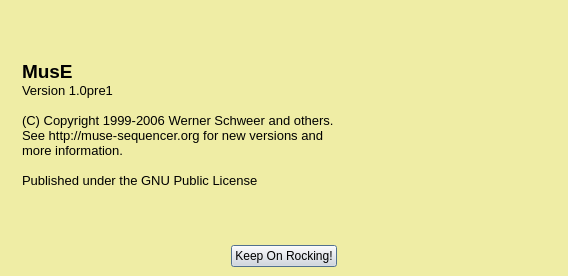
Before: the Qt Designer form muse/muse/aboutbox.ui in emrum/muse, drawn with Qt 5.
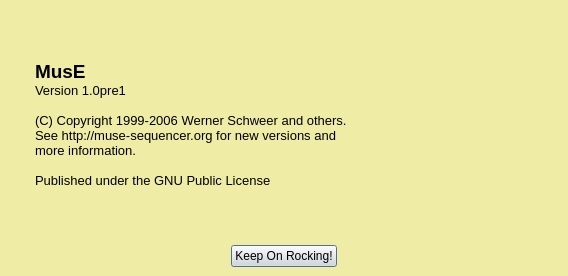
After: the same form once the commit is applied. Icons and pictures are not drawn.

What changed in the file:
```diff
--- a/muse/muse/aboutbox.ui
+++ b/muse/muse/aboutbox.ui
@@ -23,287 +23,511 @@
   <property name="palette" >
    <palette>
     <active>
-     <color>
+     <colorrole role="WindowText" >
+      <brush brushstyle="SolidPattern" >
+       <color alpha="255" >
       <red>0</red>
       <green>0</green>
       <blue>0</blue>
      </color>
-     <color>
+      </brush>
+     </colorrole>
+     <colorrole role="Button" >
+      <brush brushstyle="SolidPattern" >
+       <color alpha="255" >
       <red>221</red>
       <green>223</green>
       <blue>228</blue>
      </color>
-     <color>
+      </brush>
+     </colorrole>
+     <colorrole role="Light" >
+      <brush brushstyle="SolidPattern" >
+       <color alpha="255" >
       <red>255</red>
       <green>255</green>
       <blue>255</blue>
      </color>
-     <color>
+      </brush>
+     </colorrole>
+     <colorrole role="Midlight" >
+      <brush brushstyle="SolidPattern" >
+       <color alpha="255" >
       <red>255</red>
       <green>255</green>
       <blue>255</blue>
      </color>
-     <color>
+      </brush>
+     </colorrole>
+     <colorrole role="Dark" >
+      <brush brushstyle="SolidPattern" >
+       <color alpha="255" >
       <red>85</red>
       <green>85</green>
       <blue>85</blue>
      </color>
-     <color>
+      </brush>
+     </colorrole>
+     <colorrole role="Mid" >
+      <brush brushstyle="SolidPattern" >
+       <color alpha="255" >
       <red>199</red>
       <green>199</green>
       <blue>199</blue>
      </color>
-     <color>
+      </brush>
+     </colorrole>
+     <colorrole role="Text" >
+      <brush brushstyle="SolidPattern" >
+       <color alpha="255" >
       <red>0</red>
       <green>0</green>
       <blue>0</blue>
      </color>
-     <color>
+      </brush>
+     </colorrole>
+     <colorrole role="BrightText" >
+      <brush brushstyle="SolidPattern" >
+       <color alpha="255" >
       <red>255</red>
       <green>255</green>
       <blue>255</blue>
      </color>
-     <color>
+      </brush>
+     </colorrole>
+     <colorrole role="ButtonText" >
+      <brush brushstyle="SolidPattern" >
+       <color alpha="255" >
       <red>0</red>
       <green>0</green>
       <blue>0</blue>
      </color>
-     <color>
+      </brush>
+     </colorrole>
+     <colorrole role="Base" >
+      <brush brushstyle="SolidPattern" >
+       <color alpha="255" >
       <red>255</red>
       <green>255</green>
       <blue>255</blue>
      </color>
-     <color>
+      </brush>
+     </colorrole>
+     <colorrole role="Window" >
+      <brush brushstyle="SolidPattern" >
+       <color alpha="255" >
       <red>239</red>
       <green>237</green>
       <blue>165</blue>
      </color>
-     <color>
+      </brush>
+     </colorrole>
+     <colorrole role="Shadow" >
+      <brush brushstyle="SolidPattern" >
+       <color alpha="255" >
       <red>0</red>
       <green>0</green>
       <blue>0</blue>
      </color>
-     <color>
+      </brush>
+     </colorrole>
+     <colorrole role="Highlight" >
+      <brush brushstyle="SolidPattern" >
+       <color alpha="255" >
       <red>103</red>
       <green>141</green>
       <blue>178</blue>
      </color>
-     <color>
+      </brush>
+     </colorrole>
+     <colorrole role="HighlightedText" >
+      <brush brushstyle="SolidPattern" >
+       <color alpha="255" >
       <red>255</red>
       <green>255</green>
       <blue>255</blue>
      </color>
-     <color>
+      </brush>
+     </colorrole>
+     <colorrole role="Link" >
+      <brush brushstyle="SolidPattern" >
+       <color alpha="255" >
       <red>0</red>
       <green>0</green>
       <blue>238</blue>
      </color>
-     <color>
+      </brush>
+     </colorrole>
+     <colorrole role="LinkVisited" >
+      <brush brushstyle="SolidPattern" >
+       <color alpha="255" >
       <red>82</red>
       <green>24</green>
       <blue>139</blue>
      </color>
-     <color>
+      </brush>
+     </colorrole>
+     <colorrole role="AlternateBase" >
+      <brush brushstyle="SolidPattern" >
+       <color alpha="255" >
       <red>232</red>
       <green>232</green>
       <blue>232</blue>
      </color>
+      </brush>
+     </colorrole>
     </active>
     <inactive>
-     <color>
+     <colorrole role="WindowText" >
+      <brush brushstyle="SolidPattern" >
+       <color alpha="255" >
       <red>0</red>
       <green>0</green>
       <blue>0</blue>
      </color>
-     <color>
+      </brush>
+     </colorrole>
+     <colorrole role="Button" >
+      <brush brushstyle="SolidPattern" >
+       <color alpha="255" >
       <red>221</red>
       <green>223</green>
       <blue>228</blue>
      </color>
-     <color>
+      </brush>
+     </colorrole>
+     <colorrole role="Light" >
+      <brush brushstyle="SolidPattern" >
+       <color alpha="255" >
       <red>255</red>
       <green>255</green>
       <blue>255</blue>
      </color>
-     <color>
+      </brush>
+     </colorrole>
+     <colorrole role="Midlight" >
+      <brush brushstyle="SolidPattern" >
+       <color alpha="255" >
       <red>255</red>
       <green>255</green>
       <blue>255</blue>
      </color>
-     <color>
+      </brush>
+     </colorrole>
+     <colorrole role="Dark" >
+      <brush brushstyle="SolidPattern" >
+       <color alpha="255" >
       <red>85</red>
       <green>85</green>
       <blue>85</blue>
      </color>
-     <color>
+      </brush>
+     </colorrole>
+     <colorrole role="Mid" >
+      <brush brushstyle="SolidPattern" >
+       <color alpha="255" >
       <red>199</red>
       <green>199</green>
       <blue>199</blue>
      </color>
-     <color>
+      </brush>
+     </colorrole>
+     <colorrole role="Text" >
+      <brush brushstyle="SolidPattern" >
+       <color alpha="255" >
       <red>0</red>
       <green>0</green>
       <blue>0</blue>
      </color>
-     <color>
+      </brush>
+     </colorrole>
+     <colorrole role="BrightText" >
+      <brush brushstyle="SolidPattern" >
+       <color alpha="255" >
       <red>255</red>
       <green>255</green>
       <blue>255</blue>
      </color>
-     <color>
+      </brush>
+     </colorrole>
+     <colorrole role="ButtonText" >
+      <brush brushstyle="SolidPattern" >
+       <color alpha="255" >
       <red>0</red>
       <green>0</green>
       <blue>0</blue>
      </color>
-     <color>
+      </brush>
+     </colorrole>
+     <colorrole role="Base" >
+      <brush brushstyle="SolidPattern" >
+       <color alpha="255" >
       <red>255</red>
       <green>255</green>
       <blue>255</blue>
      </color>
-     <color>
+      </brush>
+     </colorrole>
+     <colorrole role="Window" >
+      <brush brushstyle="SolidPattern" >
+       <color alpha="255" >
       <red>239</red>
       <green>237</green>
       <blue>165</blue>
      </color>
-     <color>
+      </brush>
+     </colorrole>
+     <colorrole role="Shadow" >
+      <brush brushstyle="SolidPattern" >
+       <color alpha="255" >
       <red>0</red>
       <green>0</green>
       <blue>0</blue>
      </color>
-     <color>
+      </brush>
+     </colorrole>
+     <colorrole role="Highlight" >
+      <brush brushstyle="SolidPattern" >
+       <color alpha="255" >
       <red>103</red>
       <green>141</green>
       <blue>178</blue>
      </color>
-     <color>
+      </brush>
+     </colorrole>
+     <colorrole role="HighlightedText" >
+      <brush brushstyle="SolidPattern" >
+       <color alpha="255" >
       <red>255</red>
       <green>255</green>
       <blue>255</blue>
      </color>
-     <color>
+      </brush>
+     </colorrole>
+     <colorrole role="Link" >
+      <brush brushstyle="SolidPattern" >
+       <color alpha="255" >
       <red>0</red>
       <green>0</green>
       <blue>238</blue>
      </color>
-     <color>
+      </brush>
+     </colorrole>
+     <colorrole role="LinkVisited" >
+      <brush brushstyle="SolidPattern" >
+       <color alpha="255" >
       <red>82</red>
       <green>24</green>
       <blue>139</blue>
      </color>
-     <color>
+      </brush>
+     </colorrole>
+     <colorrole role="AlternateBase" >
+      <brush brushstyle="SolidPattern" >
+       <color alpha="255" >
       <red>232</red>
       <green>232</green>
       <blue>232</blue>
      </color>
+      </brush>
+     </colorrole>
     </inactive>
     <disabled>
-     <color>
+     <colorrole role="WindowText" >
+      <brush brushstyle="SolidPattern" >
+       <color alpha="255" >
       <red>128</red>
       <green>128</green>
       <blue>128</blue>
      </color>
-     <color>
+      </brush>
+     </colorrole>
+     <colorrole role="Button" >
+      <brush brushstyle="SolidPattern" >
+       <color alpha="255" >
       <red>221</red>
       <green>223</green>
       <blue>228</blue>
      </color>
-     <color>
+      </brush>
+     </colorrole>
+     <colorrole role="Light" >
+      <brush brushstyle="SolidPattern" >
+       <color alpha="255" >
       <red>255</red>
       <green>255</green>
       <blue>255</blue>
      </color>
-     <color>
+      </brush>
+     </colorrole>
+     <colorrole role="Midlight" >
+      <brush brushstyle="SolidPattern" >
+       <color alpha="255" >
       <red>255</red>
       <green>255</green>
       <blue>255</blue>
      </color>
-     <color>
+      </brush>
+     </colorrole>
+     <colorrole role="Dark" >
+      <brush brushstyle="SolidPattern" >
+       <color alpha="255" >
       <red>85</red>
       <green>85</green>
       <blue>85</blue>
      </color>
-     <color>
+      </brush>
+     </colorrole>
+     <colorrole role="Mid" >
+      <brush brushstyle="SolidPattern" >
+       <color alpha="255" >
       <red>199</red>
       <green>199</green>
       <blue>199</blue>
      </color>
-     <color>
+      </brush>
+     </colorrole>
+     <colorrole role="Text" >
+      <brush brushstyle="SolidPattern" >
+       <color alpha="255" >
       <red>199</red>
       <green>199</green>
       <blue>199</blue>
      </color>
-     <color>
+      </brush>
+     </colorrole>
+     <colorrole role="BrightText" >
+      <brush brushstyle="SolidPattern" >
+       <color alpha="255" >
       <red>255</red>
       <green>255</green>
       <blue>255</blue>
      </color>
-     <color>
+      </brush>
+     </colorrole>
+     <colorrole role="ButtonText" >
+      <brush brushstyle="SolidPattern" >
+       <color alpha="255" >
       <red>128</red>
       <green>128</green>
       <blue>128</blue>
      </color>
-     <color>
+      </brush>
+     </colorrole>
+     <colorrole role="Base" >
+      <brush brushstyle="SolidPattern" >
+       <color alpha="255" >
       <red>239</red>
       <green>237</green>
       <blue>165</blue>
      </color>
-     <color>
+      </brush>
+     </colorrole>
+     <colorrole role="Window" >
+      <brush brushstyle="SolidPattern" >
+       <color alpha="255" >
       <red>239</red>
       <green>237</green>
       <blue>165</blue>
      </color>
-     <color>
+      </brush>
+     </colorrole>
+     <colorrole role="Shadow" >
+      <brush brushstyle="SolidPattern" >
+       <color alpha="255" >
       <red>0</red>
       <green>0</green>
       <blue>0</blue>
      </color>
-     <color>
+      </brush>
+     </colorrole>
+     <colorrole role="Highlight" >
+      <brush brushstyle="SolidPattern" >
+       <color alpha="255" >
       <red>86</red>
       <green>117</green>
       <blue>148</blue>
      </color>
-     <color>
+      </brush>
+     </colorrole>
+     <colorrole role="HighlightedText" >
+      <brush brushstyle="SolidPattern" >
+       <color alpha="255" >
       <red>255</red>
       <green>255</green>
       <blue>255</blue>
      </color>
-     <color>
+      </brush>
+     </colorrole>
+     <colorrole role="Link" >
+      <brush brushstyle="SolidPattern" >
+       <color alpha="255" >
       <red>0</red>
       <green>0</green>
       <blue>238</blue>
      </color>
-     <color>
+      </brush>
+     </colorrole>
+     <colorrole role="LinkVisited" >
+      <brush brushstyle="SolidPattern" >
+       <color alpha="255" >
       <red>82</red>
       <green>24</green>
       <blue>139</blue>
      </color>
-     <color>
+      </brush>
+     </colorrole>
+     <colorrole role="AlternateBase" >
+      <brush brushstyle="SolidPattern" >
+       <color alpha="255" >
       <red>232</red>
       <green>232</green>
       <blue>232</blue>
      </color>
+      </brush>
+     </colorrole>
     </disabled>
    </palette>
   </property>
   <property name="windowTitle" >
    <string>AboutBox</string>
   </property>
-  <layout class="QVBoxLayout" >
+  <layout class="QGridLayout" >
    <property name="margin" >
     <number>9</number>
    </property>
    <property name="spacing" >
     <number>6</number>
    </property>
-   <item>
-    <layout class="QHBoxLayout" >
-     <property name="margin" >
-      <number>0</number>
+   <item row="0" column="2" >
+    <widget class="QLabel" name="textLabel1" >
+     <property name="sizePolicy" >
+      <sizepolicy>
+       <hsizetype>7</hsizetype>
+       <vsizetype>7</vsizetype>
+       <horstretch>0</horstretch>
+       <verstretch>0</verstretch>
+      </sizepolicy>
      </property>
-     <property name="spacing" >
-      <number>6</number>
+     <property name="text" >
+      <string>&lt;html>&lt;head>&lt;meta name="qrichtext" content="1" />&lt;/head>&lt;body style=" white-space: pre-wrap; font-family:Arial; font-size:10pt; font-weight:400; font-style:normal; text-decoration:none;">&lt;p style=" margin-top:0px; margin-bottom:0px; margin-left:0px; margin-right:0px; -qt-block-indent:0; text-indent:0px; font-size:14pt; font-weight:600;">MusE&lt;/p>&lt;p style=" margin-top:0px; margin-bottom:0px; margin-left:0px; margin-right:0px; -qt-block-indent:0; text-indent:0px; font-size:14pt; font-weight:600;">&lt;span style=" font-size:10pt; font-weight:400;">Version 1.0pre1&lt;/span>&lt;/p>&lt;p style="-qt-paragraph-type:empty; margin-top:0px; margin-bottom:0px; margin-left:0px; margin-right:0px; -qt-block-indent:0; text-indent:0px;">&lt;/p>&lt;p style=" margin-top:0px; margin-bottom:0px; margin-left:0px; margin-right:0px; -qt-block-indent:0; text-indent:0px;">(C) Copyright 1999-2006 Werner Schweer and others. &lt;/p>&lt;p style=" margin-top:0px; margin-bottom:0px; margin-left:0px; margin-right:0px; -qt-block-indent:0; text-indent:0px;">See http://muse-sequencer.org for new versions and&lt;/p>&lt;p style=" margin-top:0px; margin-bottom:0px; margin-left:0px; margin-right:0px; -qt-block-indent:0; text-indent:0px;">more information.&lt;/p>&lt;p style="-qt-paragraph-type:empty; margin-top:0px; margin-bottom:0px; margin-left:0px; margin-right:0px; -qt-block-indent:0; text-indent:0px;">&lt;/p>&lt;p style=" margin-top:0px; margin-bottom:0px; margin-left:0px; margin-right:0px; -qt-block-indent:0; text-indent:0px;">Published under the GNU Public License&lt;/p>&lt;/body>&lt;/html></string>
      </property>
-     <item>
+     <property name="wordWrap" >
+      <bool>false</bool>
+     </property>
+    </widget>
+   </item>
+   <item row="0" column="1" >
+    <widget class="QLabel" name="label" >
+     <property name="text" >
+      <string/>
+     </property>
+     <property name="pixmap" >
+      <pixmap resource="muse.qrc" >:/xpm/muse_icon_64x64.png</pixmap>
+     </property>
+    </widget>
+   </item>
+   <item row="0" column="0" >
       <widget class="QLabel" name="museIcon" >
        <property name="sizePolicy" >
         <sizepolicy>
@@ -324,27 +548,7 @@
        </property>
       </widget>
      </item>
-     <item>
-      <widget class="QLabel" name="textLabel1" >
-       <property name="sizePolicy" >
-        <sizepolicy>
-         <hsizetype>7</hsizetype>
-         <vsizetype>7</vsizetype>
-         <horstretch>0</horstretch>
-         <verstretch>0</verstretch>
-        </sizepolicy>
-       </property>
-       <property name="text" >
-        <string>&lt;html>&lt;head>&lt;meta name="qrichtext" content="1" />&lt;/head>&lt;body style=" white-space: pre-wrap; font-family:Arial; font-size:10pt; font-weight:400; font-style:normal; text-decoration:none;">&lt;p style=" margin-top:0px; margin-bottom:0px; margin-left:0px; margin-right:0px; -qt-block-indent:0; text-indent:0px; font-size:14pt; font-weight:600;">MusE&lt;/p>&lt;p style=" margin-top:0px; margin-bottom:0px; margin-left:0px; margin-right:0px; -qt-block-indent:0; text-indent:0px; font-size:14pt; font-weight:600;">&lt;span style=" font-size:10pt; font-weight:400;">Version 1.0pre1&lt;/span>&lt;/p>&lt;p style="-qt-paragraph-type:empty; margin-top:0px; margin-bottom:0px; margin-left:0px; margin-right:0px; -qt-block-indent:0; text-indent:0px;">&lt;/p>&lt;p style=" margin-top:0px; margin-bottom:0px; margin-left:0px; margin-right:0px; -qt-block-indent:0; text-indent:0px;">(C) Copyright 1999-2006 Werner Schweer and others. &lt;/p>&lt;p style=" margin-top:0px; margin-bottom:0px; margin-left:0px; margin-right:0px; -qt-block-indent:0; text-indent:0px;">See http://muse-sequencer.org for new versions and&lt;/p>&lt;p style=" margin-top:0px; margin-bottom:0px; margin-left:0px; margin-right:0px; -qt-block-indent:0; text-indent:0px;">more information.&lt;/p>&lt;p style="-qt-paragraph-type:empty; margin-top:0px; margin-bottom:0px; margin-left:0px; margin-right:0px; -qt-block-indent:0; text-indent:0px;">&lt;/p>&lt;p style=" margin-top:0px; margin-bottom:0px; margin-left:0px; margin-right:0px; -qt-block-indent:0; text-indent:0px;">Published under the GNU Public License&lt;/p>&lt;/body>&lt;/html></string>
-       </property>
-       <property name="wordWrap" >
-        <bool>false</bool>
-       </property>
-      </widget>
-     </item>
-    </layout>
-   </item>
-   <item>
+   <item row="1" column="0" colspan="3" >
     <layout class="QHBoxLayout" >
      <property name="margin" >
       <number>0</number>
```
Left out of the diff: 10 changed lines with no effect on the pictures. Lines whose indentation alone changed are shown as unchanged.
